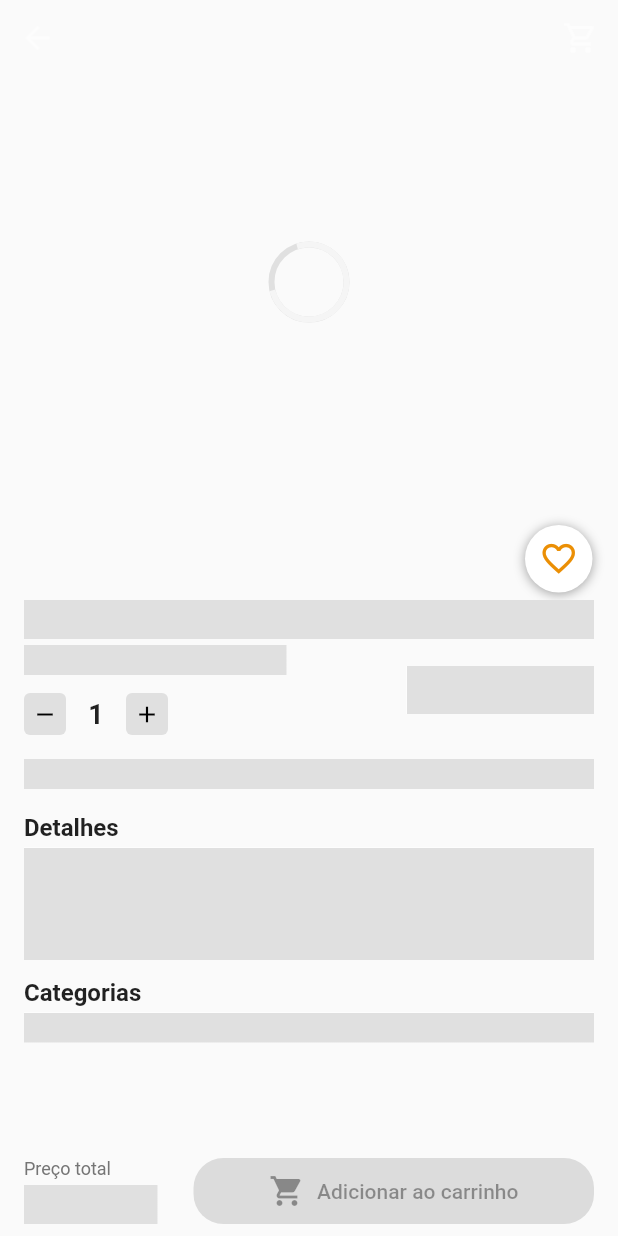
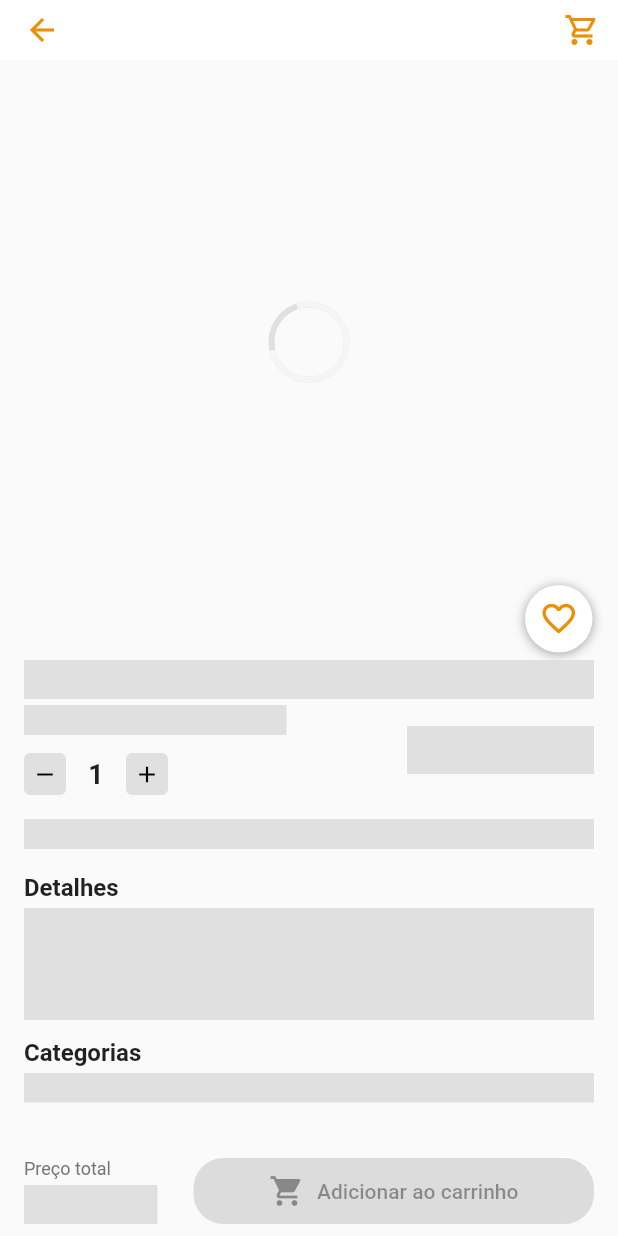
Before and after one commit to TheuFerreira/Flutter-Lanchonete, a Flutter app: the ProductPage screen opened directly with empty values, on a phone screen of 412 x 824 dp. Run offline on Flutter 3.47's test engine with Material 2 defaults, Android fonts, the phone set to English and light mode, and no system bars; drawn by our look-alikes of shimmer; our stand-ins replace dio, flutter_dotenv, flutter_mobx, flutter_rating_bar, mobx; missing offline and left inert: injector; generated files the repository leaves out were written again.

Commit message:
Added app bar on product page

```diff
--- a/lib/presenters/pages/product/product_page.dart
+++ b/lib/presenters/pages/product/product_page.dart
@@ -37,6 +37,21 @@ class _ProductPageState extends State<ProductPage> {
   @override
   Widget build(BuildContext context) {
     return Scaffold(
+      appBar: AppBar(
+        primary: true,
+        elevation: 0,
+        toolbarHeight: 40,
+        backgroundColor: Colors.white,
+        foregroundColor: const Color.fromARGB(255, 235, 143, 5),
+        actions: [
+          IconButton(
+            icon: const Icon(Icons.shopping_cart_outlined),
+            onPressed: () {
+              // TODO: Cart
+            },
+          ),
+        ],
+      ),
       body: SingleChildScrollView(
         child: Observer(builder: (context) {
           final product = controller.product;
@@ -60,31 +75,6 @@ class _ProductPageState extends State<ProductPage> {
                         ),
                         const SizedBox(height: 24),
                       ],
-                    ),
-                    Positioned(
-                      left: 1,
-                      right: 1,
-                      top: 1,
-                      child: SafeArea(
-                        child: Row(
-                          mainAxisAlignment: MainAxisAlignment.spaceBetween,
-                          children: [
-                            IconButton(
-                              onPressed: () =>
-                                  controller.toPreviousPage(context),
-                              icon: const Icon(Icons.arrow_back),
-                              color: Colors.white.withOpacity(0.5),
-                            ),
-                            IconButton(
-                              onPressed: () {
-                                // TODO: Cart
-                              },
-                              icon: const Icon(Icons.shopping_cart_outlined),
-                              color: Colors.white.withOpacity(0.5),
-                            ),
-                          ],
-                        ),
-                      ),
                     ),
                     Positioned(
                       bottom: 1,
--- a/lib/presenters/pages/product/widgets/carousell_image_widget.dart
+++ b/lib/presenters/pages/product/widgets/carousell_image_widget.dart
@@ -23,7 +23,7 @@ class CarousellImageWidget extends StatelessWidget {
     final hasImage = images != null;
     return SizedBox(
       width: double.infinity,
-      height: 400 - 24,
+      height: height,
       child: Stack(
         fit: StackFit.expand,
         children: [
```
Also changed, not shown: lib/presenters/pages/home/home_page.dart (+12 -3 lines), lib/presenters/pages/home/widgets/card_coupon_widget.dart (+7 -1 lines).
